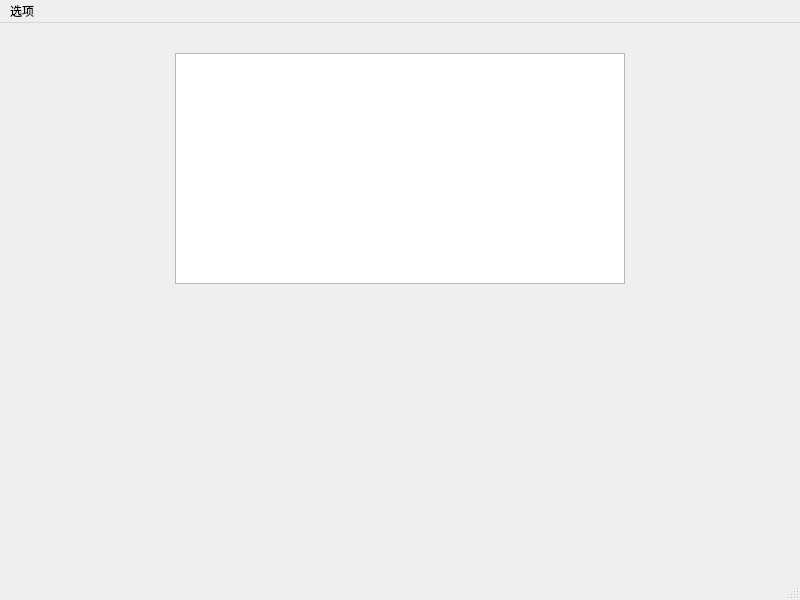
This is mainwindow.ui in Saramandaaa/MyGame as Qt 5 draws it before an edit. The edited form follows.
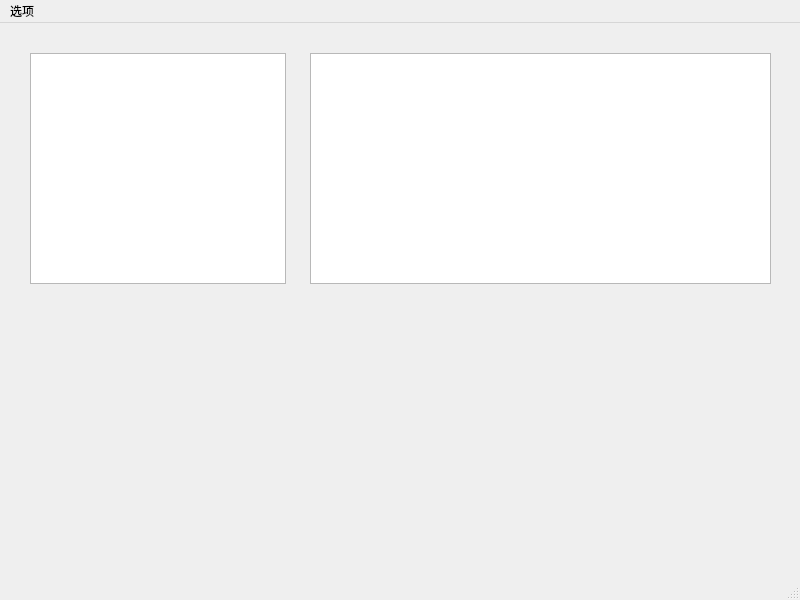
This is the edited form.

Commit message: Modify class Attribute and class Character By Saramandaaa

Diff of the .ui file:
```diff
--- a/mainwindow.ui
+++ b/mainwindow.ui
@@ -17,23 +17,39 @@
    <widget class="QTextBrowser" name="textBrowser">
     <property name="geometry">
      <rect>
-      <x>175</x>
+      <x>310</x>
       <y>30</y>
-      <width>450</width>
+      <width>461</width>
       <height>231</height>
      </rect>
     </property>
+    <property name="font">
+     <font>
+      <family>Microsoft YaHei UI</family>
+      <pointsize>14</pointsize>
+     </font>
+    </property>
    </widget>
    <widget class="QWidget" name="buttons" native="true">
     <property name="geometry">
      <rect>
-      <x>150</x>
+      <x>80</x>
       <y>290</y>
-      <width>501</width>
+      <width>641</width>
       <height>241</height>
      </rect>
     </property>
    </widget>
+   <widget class="QTableWidget" name="attributes">
+    <property name="geometry">
+     <rect>
+      <x>30</x>
+      <y>30</y>
+      <width>256</width>
+      <height>231</height>
+     </rect>
+    </property>
+   </widget>
   </widget>
   <widget class="QMenuBar" name="menubar">
    <property name="geometry">
```
The commit also changes 7 other files.
